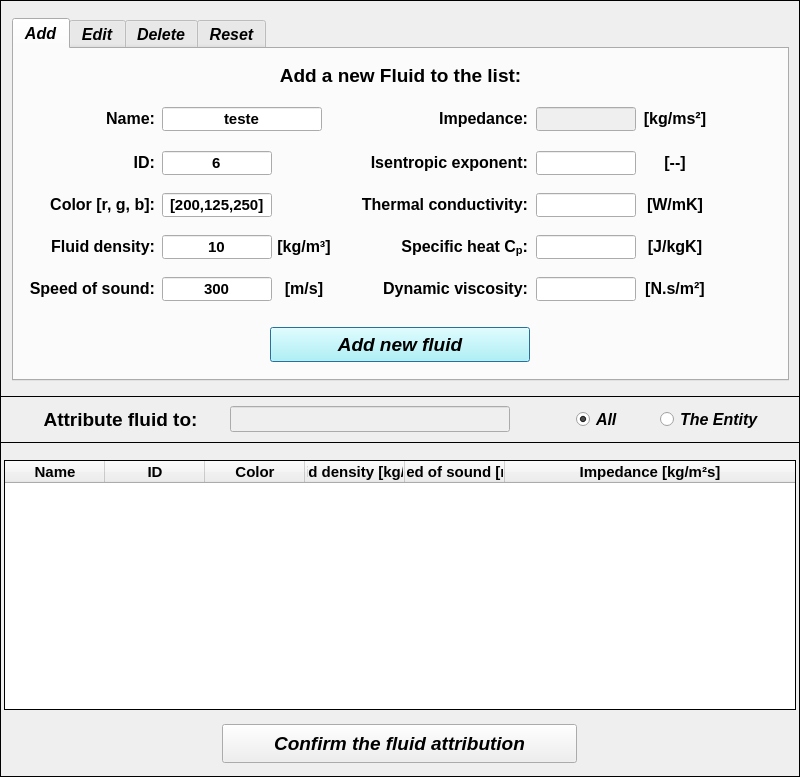
The window that pulse/uix/user_input/ui/Model/Setup/Acoustic/fluidlnput.ui (open-pulse/OpenPulse) describes before a commit, drawn with Qt 5.
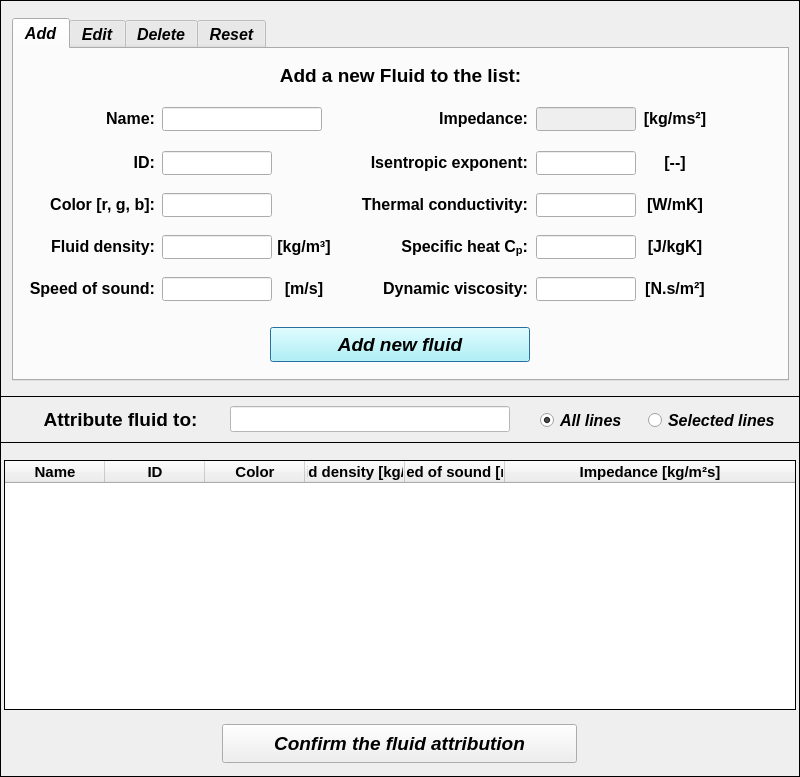
The same window after the commit. Icons and pictures are not drawn.

The edit to the form file:
```diff
--- a/pulse/uix/user_input/ui/Model/Setup/Acoustic/fluidlnput.ui
+++ b/pulse/uix/user_input/ui/Model/Setup/Acoustic/fluidlnput.ui
@@ -35,7 +35,7 @@
    <enum>Qt::DefaultContextMenu</enum>
   </property>
   <property name="windowTitle">
-   <string>Set: Fluid</string>
+   <string>Set: fluid</string>
   </property>
   <property name="windowIcon">
    <iconset>
@@ -130,7 +130,7 @@
        </font>
       </property>
       <property name="text">
-       <string>[200,125,250]</string>
+       <string/>
       </property>
       <property name="alignment">
        <set>Qt::AlignCenter</set>
@@ -167,7 +167,7 @@
        </font>
       </property>
       <property name="text">
-       <string>6</string>
+       <string/>
       </property>
       <property name="alignment">
        <set>Qt::AlignCenter</set>
@@ -302,7 +302,7 @@
        </font>
       </property>
       <property name="text">
-       <string>10</string>
+       <string/>
       </property>
       <property name="alignment">
        <set>Qt::AlignCenter</set>
@@ -339,7 +339,7 @@
        </font>
       </property>
       <property name="text">
-       <string>teste</string>
+       <string/>
       </property>
       <property name="alignment">
        <set>Qt::AlignCenter</set>
@@ -429,7 +429,7 @@
        </font>
       </property>
       <property name="text">
-       <string>300</string>
+       <string/>
       </property>
       <property name="alignment">
        <set>Qt::AlignCenter</set>
@@ -3276,15 +3276,27 @@
     <property name="lineWidth">
      <number>1</number>
     </property>
-    <widget class="QRadioButton" name="radioButton_entity">
+    <widget class="QRadioButton" name="radioButton_selected_lines">
      <property name="geometry">
       <rect>
-       <x>660</x>
+       <x>648</x>
        <y>12</y>
-       <width>103</width>
-       <height>23</height>
+       <width>135</width>
+       <height>25</height>
       </rect>
      </property>
+     <property name="minimumSize">
+      <size>
+       <width>135</width>
+       <height>25</height>
+      </size>
+     </property>
+     <property name="maximumSize">
+      <size>
+       <width>135</width>
+       <height>25</height>
+      </size>
+     </property>
      <property name="font">
       <font>
        <family>Arial</family>
@@ -3296,7 +3308,7 @@
       </font>
      </property>
      <property name="text">
-      <string>The Entity</string>
+      <string>Selected lines</string>
      </property>
      <property name="checked">
       <bool>false</bool>
@@ -3305,10 +3317,10 @@
     <widget class="QRadioButton" name="radioButton_all">
      <property name="geometry">
       <rect>
-       <x>576</x>
+       <x>540</x>
        <y>12</y>
-       <width>59</width>
-       <height>23</height>
+       <width>95</width>
+       <height>25</height>
       </rect>
      </property>
      <property name="font">
@@ -3322,7 +3334,7 @@
       </font>
      </property>
      <property name="text">
-      <string>All</string>
+      <string>All lines</string>
      </property>
      <property name="checked">
       <bool>true</bool>
@@ -3392,7 +3404,8 @@
       <enum>Qt::ClickFocus</enum>
      </property>
      <property name="styleSheet">
-      <string notr="true">color: rgb(0, 0, 0);</string>
+      <string notr="true">background-color: rgb(255, 255, 255);
+color: rgb(0, 0, 255);</string>
      </property>
      <property name="text">
       <string/>
```
Left out of the diff: 2 changed lines with no effect on the pictures.
